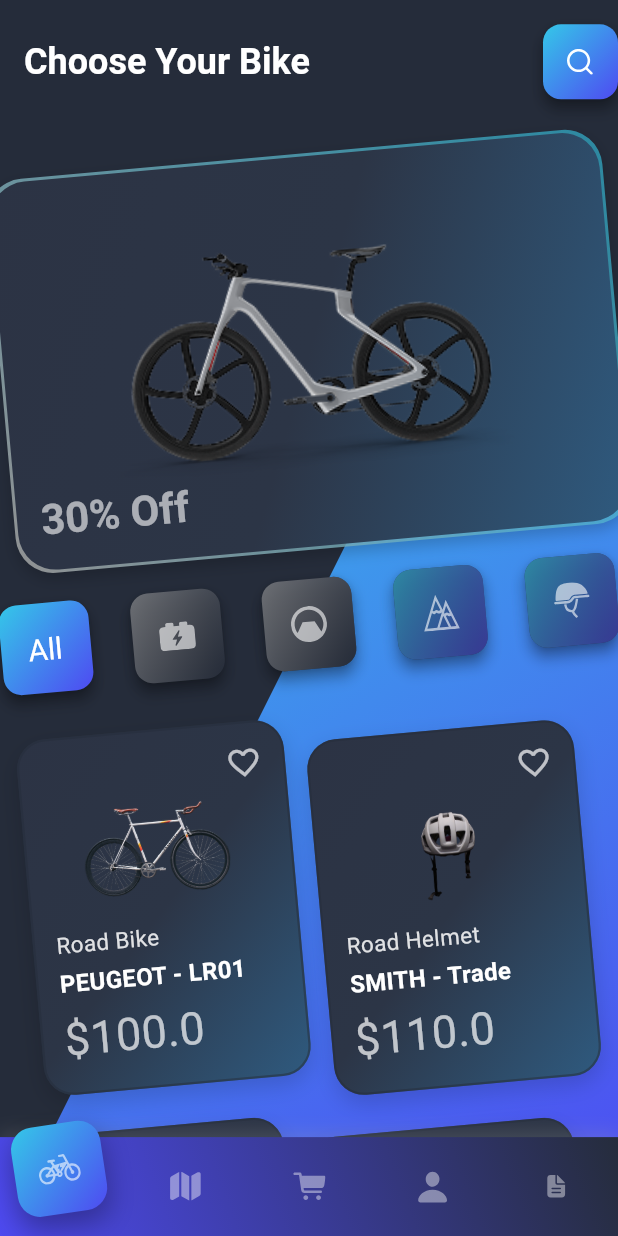
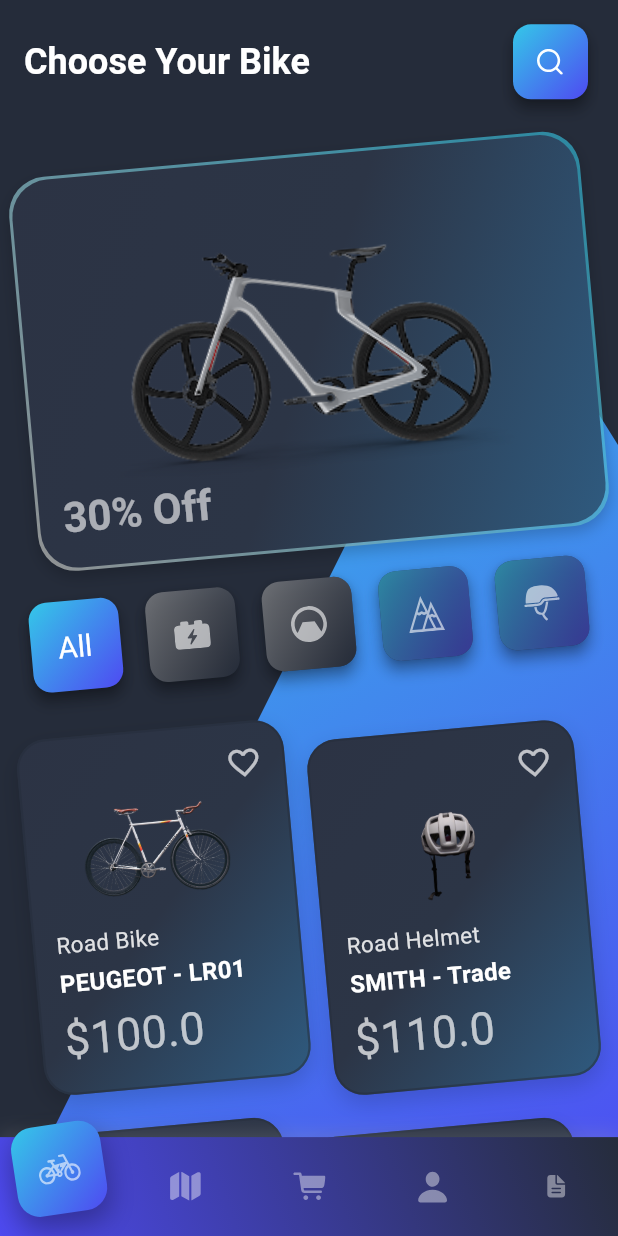
Before and after one commit to AymnShaban/bike_task, a Flutter app: the screen it shows after launch, on a phone screen of 412 x 824 dp. Run offline on Flutter 3.47's test engine with Material 3 defaults, Android fonts, the phone set to English and light mode, and no system bars; our stand-ins replace equatable, flutter_bloc, flutter_screenutil, flutter_svg, get_it.

```diff
--- a/lib/exports.dart
+++ b/lib/exports.dart
@@ -18,3 +18,4 @@ export 'package:bike_task/core/widgets/grid_products.dart';
 export 'package:bike_task/view/blocs/favorite_bloc/favorite_bloc.dart';
 export 'package:bike_task/core/clippers/tapered_bottom_clipper.dart';
 export 'package:bike_task/view/blocs/bottom_nav_bloc/bottom_nav_bloc.dart';
+export '../core/widgets/flexible_bottom_nav_bar.dart';
--- a/lib/view/task_view.dart
+++ b/lib/view/task_view.dart
@@ -1,5 +1,4 @@
 import 'package:bike_task/exports.dart';
-import '../core/widgets/flexible_bottom_nav_bar.dart';
 
 class TaskView extends StatefulWidget {
   const TaskView({super.key});
@@ -55,6 +54,7 @@ class _TaskViewState extends State<TaskView> {
                   SliverAppBar(
                     floating: true,
                     snap: true,
+                    actionsPadding: EdgeInsets.symmetric(horizontal: 20.0.w),
                     centerTitle: false,
                     backgroundColor: Colors.transparent,
                     elevation: 0,
@@ -81,14 +81,20 @@ class _TaskViewState extends State<TaskView> {
                   SliverToBoxAdapter(
                     child: 20.verticalSpace ,
                   ),
-                  const SliverToBoxAdapter(
-                    child: BikeCoverWidget(),
+                   SliverToBoxAdapter(
+                    child: Padding(
+                      padding: EdgeInsets.symmetric(horizontal: 15.0.w),
+                      child: BikeCoverWidget(),
+                    ),
                   ),
                   SliverToBoxAdapter(
                     child: 20.verticalSpace ,
                   ),
-                  const SliverToBoxAdapter(
-                    child: CategoryRow(),
+                   SliverToBoxAdapter(
+                    child: Padding(
+                      padding: EdgeInsets.symmetric(horizontal: 20.0.w),
+                      child: CategoryRow(),
+                    ),
                   ),
                   SliverToBoxAdapter(
                     child: 20.verticalSpace ,
```
Also changed, not shown: pubspec.lock, 3 other files.
